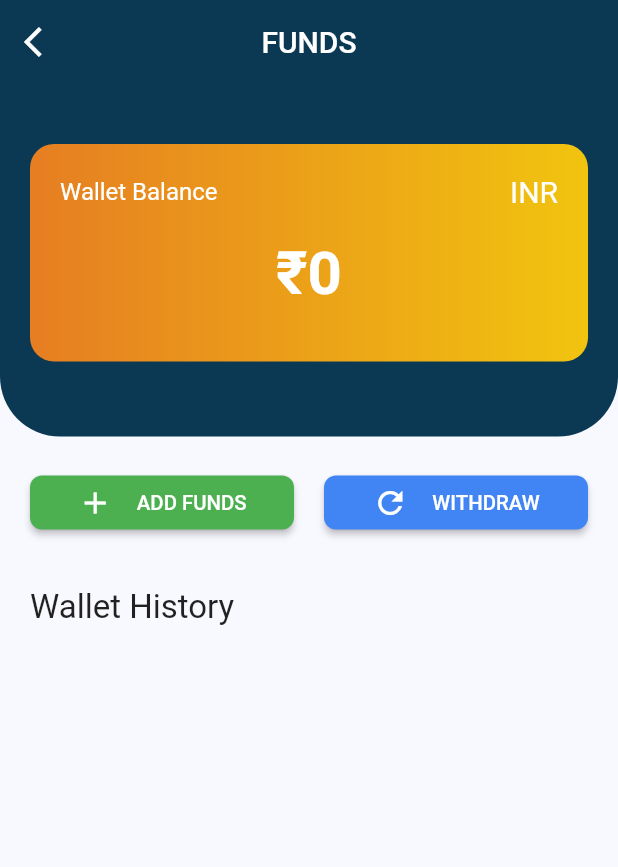
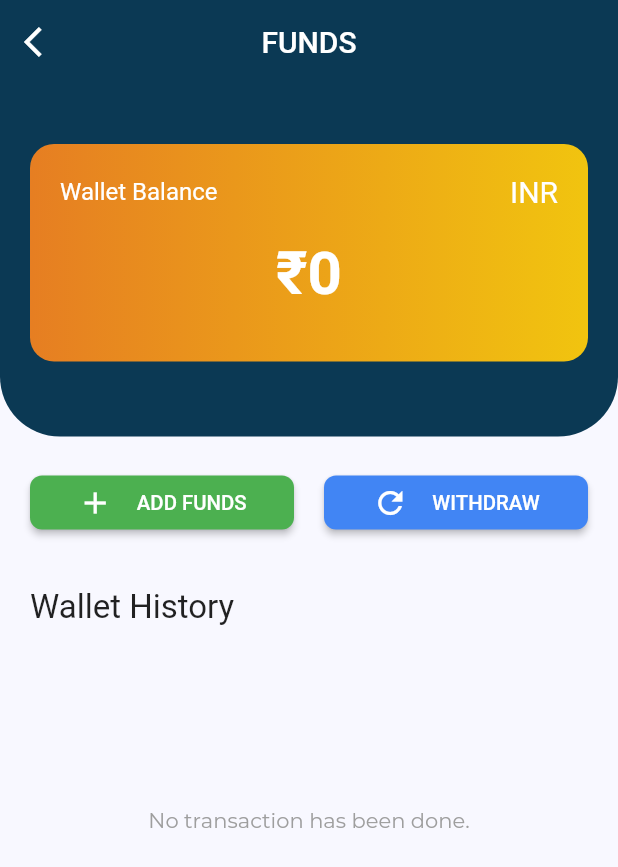
Before and after one commit to beSaif/responsiveloginpage, a Flutter app: the FundsPage screen opened directly with empty values, on a phone screen of 412 x 824 dp. Shown: the top 867 px of the screen. Run offline on Flutter 3.47's test engine with Material 2 defaults, Android fonts, the phone set to English and light mode, and no system bars; our stand-ins replace cloud_firestore, firebase_auth, firebase_core, flutter_screenutil, flutter_spinkit, rflutter_alert and 1 more; missing offline and left inert: razorpay_flutter; accounts and stored records are empty; project files that could hold a hidden picture were left out.

Commit message:
feat: No transaction has been done

```diff
--- a/lib/pages/fundsPage.dart
+++ b/lib/pages/fundsPage.dart
@@ -317,7 +317,25 @@ class _FundsPageState extends State<FundsPage> {
                     margin: EdgeInsets.symmetric(horizontal: 20),
                     alignment: Alignment.topLeft,
                     child: Container(
-                        child: WalletHistory(currentUser: widget.currentUser)),
+                        child: (() {
+                      if (widget.currentUser['walletHistory'].length == 0) {
+                        return Container(
+                          alignment: Alignment.center,
+                          padding: EdgeInsets.only(
+                              top: SizeConfig.blockSizeVertical * 13),
+                          child: Text(
+                            'No transaction has been done.',
+                            style: TextStyle(
+                              color: Colors.grey,
+                              fontFamily: 'Montserrat',
+                              fontWeight: FontWeight.w100,
+                            ),
+                          ),
+                        );
+                      } else {
+                        return WalletHistory(currentUser: widget.currentUser);
+                      }
+                    }())),
                   ),
                 ],
               ),
```
Also changed, not shown: pubspec.lock.
